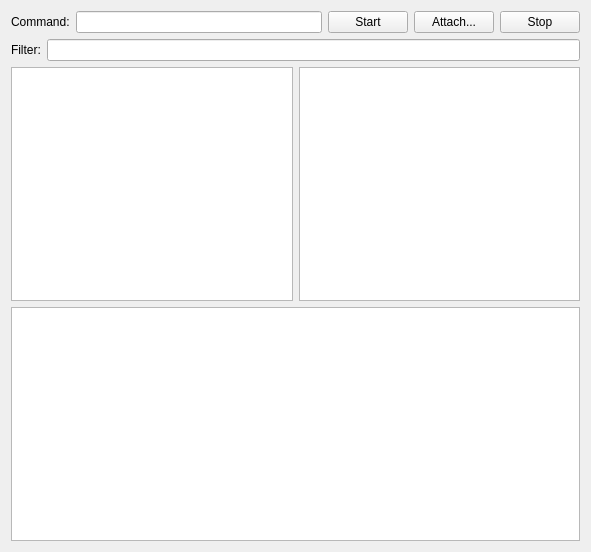
Above: inspyktor/ui/centralwidget.ui from juruen/inspyktor before the change. Below: the same form after it.
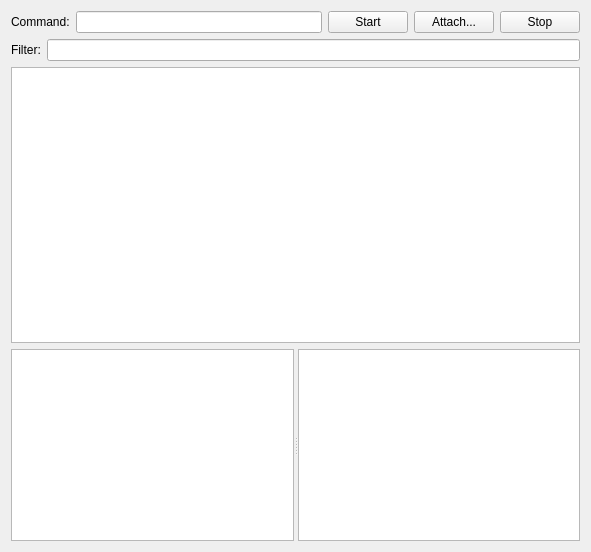
That is the form after the change. Custom widgets are drawn as their Qt base class.

Commit message:
Add  QSplitter and change layout
- Add QSplitter to FdView and PidTreeView
- Move system call view to the top

The edit to the form file:
```diff
--- a/inspyktor/ui/centralwidget.ui
+++ b/inspyktor/ui/centralwidget.ui
@@ -89,17 +89,16 @@
     </layout>
    </item>
    <item>
-    <layout class="QHBoxLayout" name="horizontalLayout">
-     <item>
-      <widget class="QTreeView" name="pidTreeView"/>
-     </item>
-     <item>
-      <widget class="QTableView" name="fdView"/>
-     </item>
-    </layout>
+    <widget class="QTableView" name="sysCallView"/>
    </item>
    <item>
-    <widget class="QTableView" name="sysCallView"/>
+    <widget class="QSplitter" name="splitter">
+     <property name="orientation">
+      <enum>Qt::Horizontal</enum>
+     </property>
+     <widget class="QTreeView" name="pidTreeView"/>
+     <widget class="QTableView" name="fdView"/>
+    </widget>
    </item>
   </layout>
  </widget>
```
